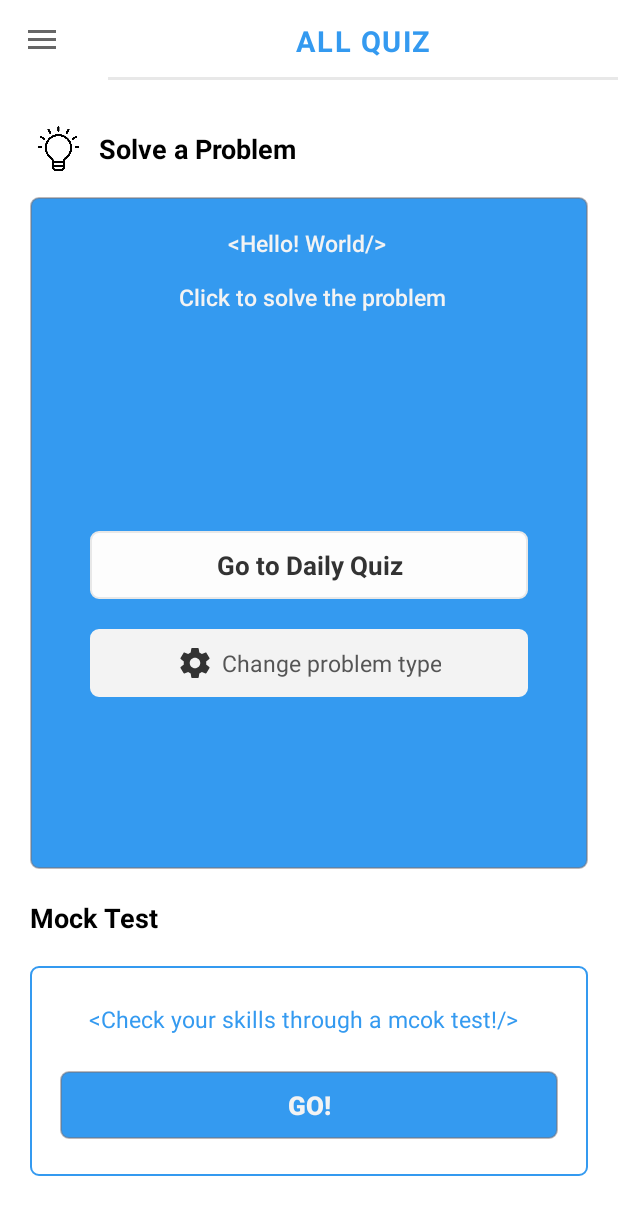
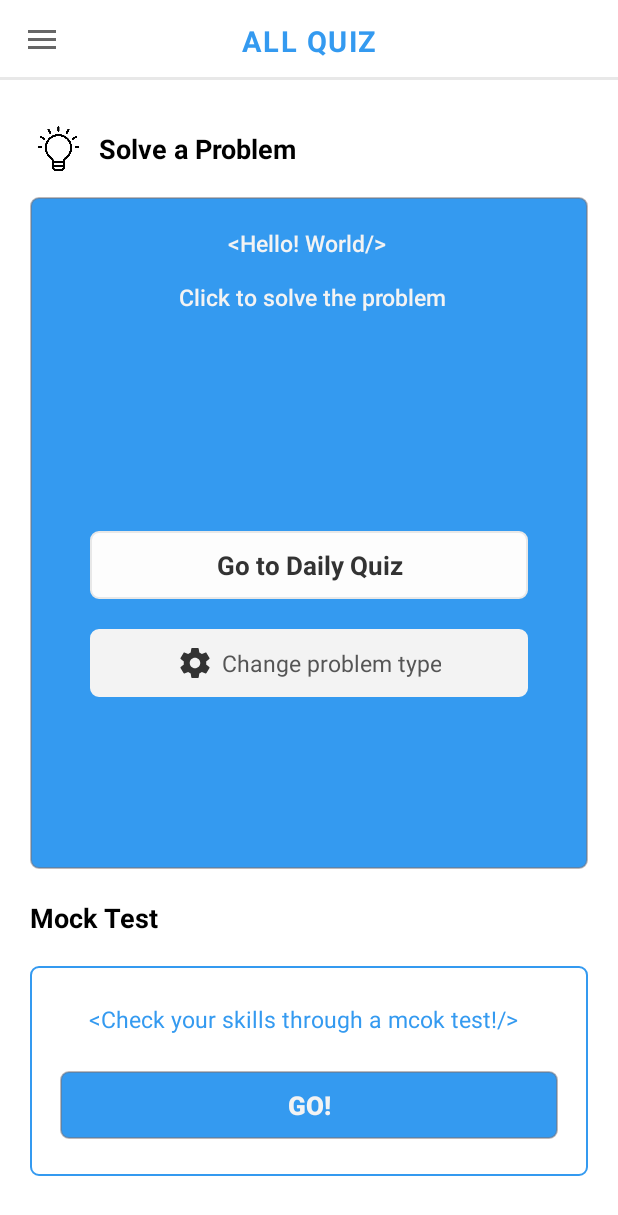
Before and after one commit to YuChocopie/SMU_Quiz, an Android app: the screen it shows after launch (MainActivity), on a phone screen of 412 x 824 dp. Shown: the top 1215 px of the screen. Run offline under Robolectric (Android 15) with nearby library versions, the phone set to English and light mode, and no system bars; our stand-ins replace Firebase (no records; nobody signed in at launch, a user with empty details on screens opened directly), RxJava; network calls fail.

Commit message:
real3 login

```diff
--- a/app/src/main/java/com/smu/sangmyung/smu_quiz/login/SubjectActivity.kt
+++ b/app/src/main/java/com/smu/sangmyung/smu_quiz/login/SubjectActivity.kt
@@ -30,7 +30,6 @@ class SubjectActivity : AppCompatActivity(), NavigationView.OnNavigationItemSele
         super.onCreate(savedInstanceState)
         setContentView(R.layout.activity_subject)
         tvGlobalTitle.text = "문제 유형 설정"
-
 
         cb_selectall.setOnClickListener {
             cb_algorithm.toggle()
--- a/app/src/main/res/layout/activity_main.xml
+++ b/app/src/main/res/layout/activity_main.xml
@@ -17,6 +17,14 @@
             android:layout_height="match_parent"
             android:background="@color/white5"
             android:id="@+id/constraintLayout">
+        <include
+                layout="@layout/item_global_title"
+                android:layout_width="match_parent"
+                android:layout_height="@dimen/TitleBoxY"
+                app:layout_constraintTop_toTopOf="parent"
+                app:layout_constraintStart_toStartOf="parent"
+                app:layout_constraintEnd_toEndOf="parent"
+                app:layout_constraintHorizontal_bias="0.0"/>
 
         <ImageView
                 android:id="@+id/ivJeongu"
@@ -187,14 +195,7 @@
 
 
     </android.support.constraint.ConstraintLayout>
-    <include
-            layout="@layout/item_global_title"
-            android:layout_width="match_parent"
-            android:layout_height="@dimen/TitleBoxY"
-            app:layout_constraintTop_toTopOf="parent"
-            app:layout_constraintStart_toStartOf="parent"
-            app:layout_constraintEnd_toEndOf="parent"
-            app:layout_constraintHorizontal_bias="0.0"/>
+
 
     <android.support.design.widget.NavigationView
             android:id="@+id/nav_view_main"
--- a/app/src/main/res/layout/item_global_title.xml
+++ b/app/src/main/res/layout/item_global_title.xml
@@ -6,16 +6,6 @@
         android:layout_width="match_parent"
         android:layout_height="@dimen/TitleBoxY">
 
-    <android.support.v7.widget.Toolbar
-            app:layout_constraintStart_toStartOf="parent"
-            app:layout_constraintEnd_toEndOf="parent"
-            app:layout_constraintTop_toTopOf="parent"
-            android:layout_width="match_parent"
-            android:id="@+id/toolbar"
-            android:layout_height="@dimen/TitleBoxY">
-        <android.support.constraint.ConstraintLayout
-                android:layout_width="match_parent"
-                android:layout_height="match_parent">
     <TextView
             android:id="@+id/tvGlobalTitle"
             android:layout_width="wrap_content"
@@ -36,7 +26,15 @@
             android:background="@color/gray2"
             app:layout_constraintBottom_toBottomOf="parent"
     />
-        </android.support.constraint.ConstraintLayout>
+
+    <android.support.v7.widget.Toolbar
+            app:layout_constraintStart_toStartOf="parent"
+            app:layout_constraintEnd_toEndOf="parent"
+            app:layout_constraintTop_toTopOf="parent"
+            android:layout_width="match_parent"
+            android:id="@+id/toolbar"
+            android:layout_height="@dimen/TitleBoxY">
+
     </android.support.v7.widget.Toolbar>
 
 </android.support.constraint.ConstraintLayout>
```
Also changed, not shown: app/src/main/java/com/smu/sangmyung/smu_quiz/MainActivity.kt (+12 -0 lines), 1 other file.
